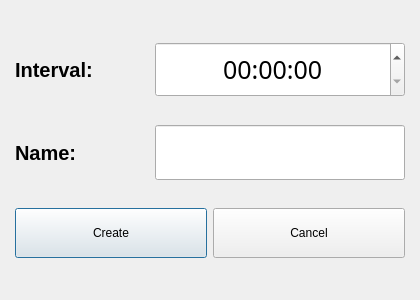
Old version of the form SmartTimer/addtimerdialog.ui in the repository secondYearProjects/SmartTimer.
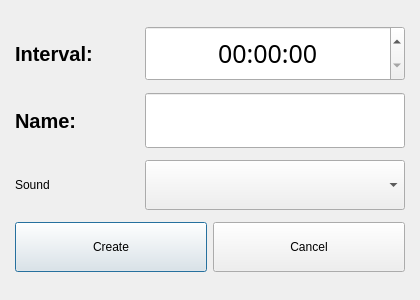
New version of the form. Icons and pictures are not drawn.

Patch:
```diff
--- a/SmartTimer/addtimerdialog.ui
+++ b/SmartTimer/addtimerdialog.ui
@@ -42,6 +42,96 @@
       <property name="rightMargin">
        <number>4</number>
       </property>
+      <item row="3" column="0">
+       <layout class="QHBoxLayout" name="horizontalLayout">
+        <item>
+         <widget class="QPushButton" name="createButton">
+          <property name="minimumSize">
+           <size>
+            <width>0</width>
+            <height>50</height>
+           </size>
+          </property>
+          <property name="maximumSize">
+           <size>
+            <width>16777215</width>
+            <height>50</height>
+           </size>
+          </property>
+          <property name="text">
+           <string>Create</string>
+          </property>
+         </widget>
+        </item>
+        <item>
+         <widget class="QPushButton" name="cancelButton">
+          <property name="minimumSize">
+           <size>
+            <width>0</width>
+            <height>50</height>
+           </size>
+          </property>
+          <property name="maximumSize">
+           <size>
+            <width>16777215</width>
+            <height>50</height>
+           </size>
+          </property>
+          <property name="text">
+           <string>Cancel</string>
+          </property>
+         </widget>
+        </item>
+       </layout>
+      </item>
+      <item row="1" column="0">
+       <layout class="QHBoxLayout" name="horizontalLayout_3">
+        <item>
+         <widget class="QLabel" name="label_2">
+          <property name="font">
+           <font>
+            <pointsize>15</pointsize>
+            <weight>75</weight>
+            <italic>false</italic>
+            <bold>true</bold>
+           </font>
+          </property>
+          <property name="text">
+           <string>Name:</string>
+          </property>
+         </widget>
+        </item>
+        <item>
+         <widget class="QLineEdit" name="timerName">
+          <property name="minimumSize">
+           <size>
+            <width>260</width>
+            <height>55</height>
+           </size>
+          </property>
+          <property name="maximumSize">
+           <size>
+            <width>250</width>
+            <height>55</height>
+           </size>
+          </property>
+          <property name="font">
+           <font>
+            <pointsize>16</pointsize>
+            <weight>75</weight>
+            <bold>true</bold>
+           </font>
+          </property>
+          <property name="maxLength">
+           <number>25</number>
+          </property>
+          <property name="alignment">
+           <set>Qt::AlignCenter</set>
+          </property>
+         </widget>
+        </item>
+       </layout>
+      </item>
       <item row="0" column="0">
        <layout class="QHBoxLayout" name="horizontalLayout_2">
         <item>
@@ -63,7 +153,7 @@
          <widget class="QTimeEdit" name="interval">
           <property name="minimumSize">
            <size>
-            <width>250</width>
+            <width>260</width>
             <height>55</height>
            </size>
           </property>
@@ -101,91 +191,47 @@
         </item>
        </layout>
       </item>
-      <item row="1" column="0">
-       <layout class="QHBoxLayout" name="horizontalLayout_3">
-        <item>
-         <widget class="QLabel" name="label_2">
-          <property name="font">
-           <font>
-            <pointsize>15</pointsize>
-            <weight>75</weight>
-            <italic>false</italic>
-            <bold>true</bold>
-           </font>
-          </property>
-          <property name="text">
-           <string>Name:</string>
-          </property>
-         </widget>
-        </item>
-        <item>
-         <widget class="QLineEdit" name="timerName">
-          <property name="minimumSize">
-           <size>
-            <width>250</width>
-            <height>55</height>
-           </size>
-          </property>
-          <property name="maximumSize">
-           <size>
-            <width>250</width>
-            <height>55</height>
-           </size>
-          </property>
-          <property name="font">
-           <font>
-            <pointsize>16</pointsize>
-            <weight>75</weight>
-            <bold>true</bold>
-           </font>
-          </property>
-          <property name="maxLength">
-           <number>25</number>
-          </property>
-          <property name="alignment">
-           <set>Qt::AlignCenter</set>
-          </property>
-         </widget>
-        </item>
-       </layout>
-      </item>
       <item row="2" column="0">
-       <layout class="QHBoxLayout" name="horizontalLayout">
+       <layout class="QHBoxLayout" name="horizontalLayout_4">
         <item>
-         <widget class="QPushButton" name="createButton">
-          <property name="minimumSize">
-           <size>
-            <width>0</width>
-            <height>50</height>
-           </size>
-          </property>
-          <property name="maximumSize">
-           <size>
-            <width>16777215</width>
-            <height>50</height>
-           </size>
-          </property>
+         <widget class="QLabel" name="label_3">
           <property name="text">
-           <string>Create</string>
+           <string>Sound</string>
           </property>
          </widget>
         </item>
         <item>
-         <widget class="QPushButton" name="cancelButton">
+         <spacer name="horizontalSpacer_3">
+          <property name="orientation">
+           <enum>Qt::Horizontal</enum>
+          </property>
+          <property name="sizeHint" stdset="0">
+           <size>
+            <width>40</width>
+            <height>20</height>
+           </size>
+          </property>
+         </spacer>
+        </item>
+        <item>
+         <widget class="QComboBox" name="SoundBox">
           <property name="minimumSize">
            <size>
-            <width>0</width>
+            <width>260</width>
             <height>50</height>
            </size>
           </property>
           <property name="maximumSize">
            <size>
-            <width>16777215</width>
-            <height>50</height>
+            <width>260</width>
+            <height>16777215</height>
            </size>
           </property>
-          <property name="text">
-           <string>Cancel</string>
+          <property name="cursor">
+           <cursorShape>ArrowCursor</cursorShape>
+          </property>
+          <property name="currentText">
+           <string/>
           </property>
          </widget>
         </item>
```
